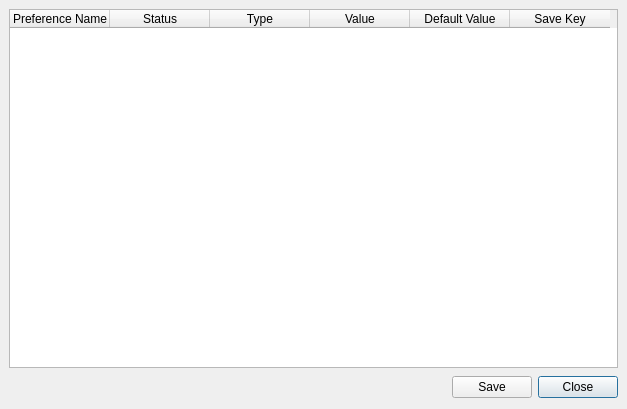
Old version of the form wengophone/src/presentation/qt/config/AdvancedConfigWindow.ui in the repository tkrotoff/WengoPhone.
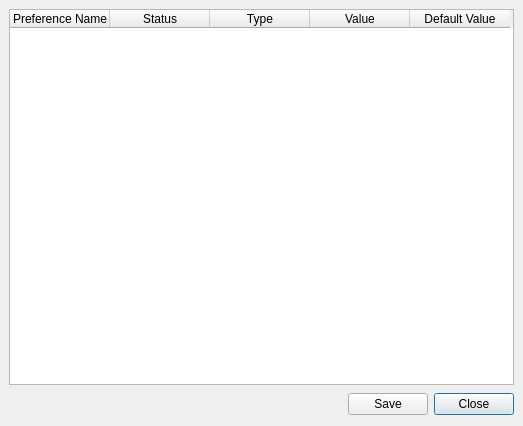
New version of the form.

What changed in the file:
```diff
--- a/wengophone/src/presentation/qt/config/AdvancedConfigWindow.ui
+++ b/wengophone/src/presentation/qt/config/AdvancedConfigWindow.ui
@@ -8,8 +8,8 @@
    <rect>
     <x>0</x>
     <y>0</y>
-    <width>627</width>
-    <height>409</height>
+    <width>523</width>
+    <height>426</height>
    </rect>
   </property>
   <property name="windowTitle" >
@@ -52,11 +52,6 @@
        <string>Default Value</string>
       </property>
      </column>
-     <column>
-      <property name="text" >
-       <string>Save Key</string>
-      </property>
-     </column>
     </widget>
    </item>
    <item row="1" column="0" >
```
